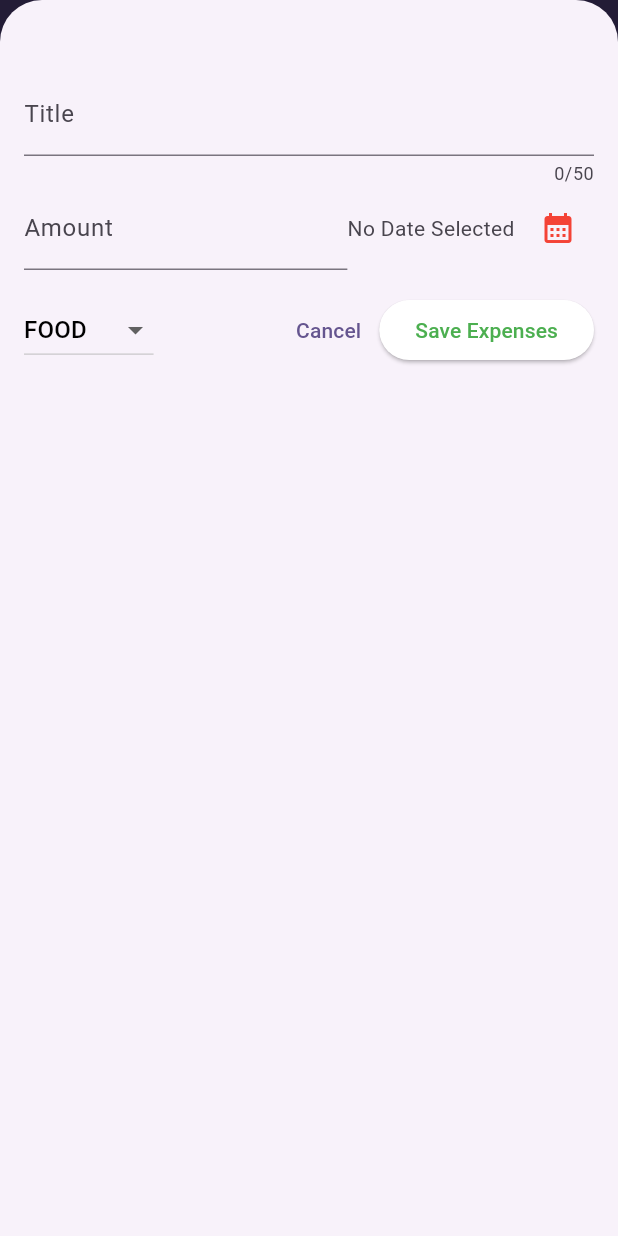
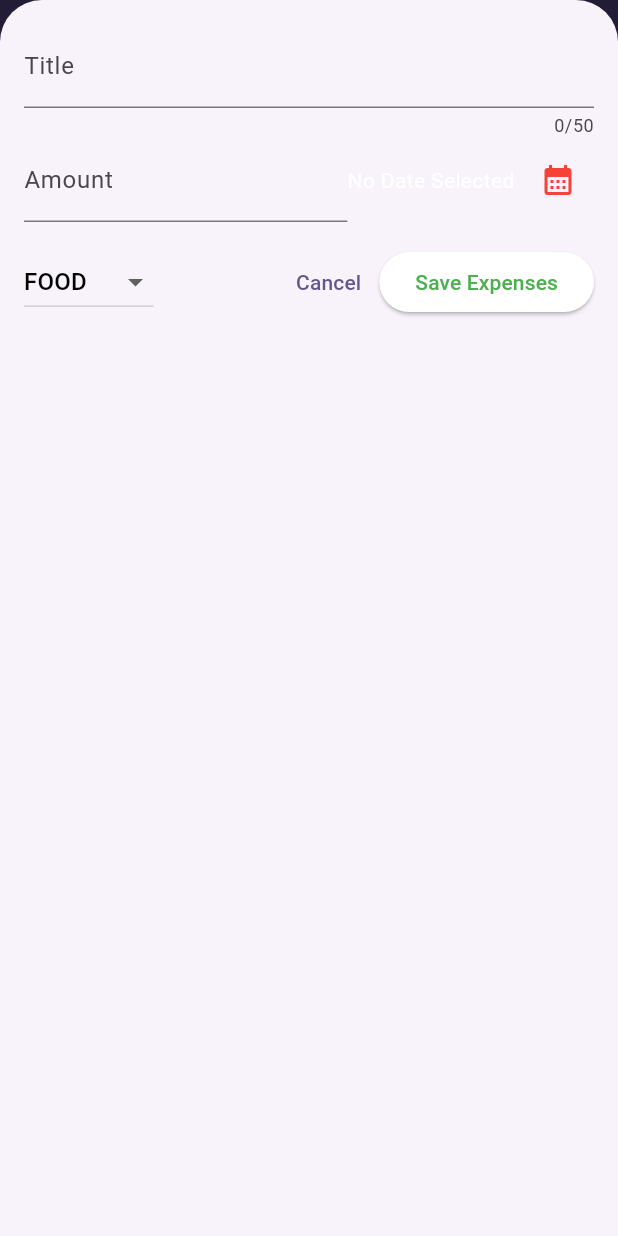
Before and after one commit to S-at-yam/Expense-Tracker, a Flutter app: the screen it shows after launch, after a tap on the "add" icon, on a phone screen of 412 x 824 dp. Run offline on Flutter 3.47's test engine with Material 3 defaults, Android fonts, the phone set to English and light mode, and no system bars.

Commit message:
added responsiveness, Finally completed

```diff
--- a/lib/main.dart
+++ b/lib/main.dart
@@ -63,7 +63,7 @@ void main() {
           bodyMedium: TextStyle(
             fontSize: 14,
             fontWeight: FontWeight.normal,
-            color: kColorScheme.onSurfaceVariant,
+            //color: kColorScheme.onSurfaceVariant,
           ),
         ),
         iconButtonTheme: IconButtonThemeData(
--- a/lib/widgets/chart/chart_bar.dart
+++ b/lib/widgets/chart/chart_bar.dart
@@ -1,5 +1,3 @@
-import 'dart:ui';
-
 import 'package:flutter/material.dart';
 
 class ChartBar extends StatelessWidget {
--- a/lib/widgets/expenses.dart
+++ b/lib/widgets/expenses.dart
@@ -58,6 +58,7 @@ class _ExpensesState extends State<Expenses> {
 
   void _overlayScreen() {
     showModalBottomSheet(
+      useSafeArea: true,
       context: context,
       builder: (ctx) => NewExpense(onAddExpense: addNewExpense),
       isScrollControlled: true,
@@ -66,6 +67,7 @@ class _ExpensesState extends State<Expenses> {
 
   @override
   Widget build(BuildContext context) {
+    final width = MediaQuery.of(context).size.width;
     Widget mainContent = Center(
       child: Text('No expenses found, Try adding one!'),
     );
@@ -89,9 +91,18 @@ class _ExpensesState extends State<Expenses> {
         ],
         //backgroundColor: const Color.fromARGB(226, 114, 12, 4),
       ),
-      body: Column(
+      body:
+          width < 600
+              ? Column(
                 children: [
                   Chart(expenses: _registeredExpenses),
+                  const SizedBox(height: 5),
+                  Expanded(child: mainContent),
+                ],
+              )
+              : Row(
+                children: [
+                  Expanded(child: Chart(expenses: _registeredExpenses)),
                   const SizedBox(height: 5),
                   Expanded(child: mainContent),
                 ],
--- a/lib/widgets/new_expense.dart
+++ b/lib/widgets/new_expense.dart
@@ -76,14 +76,23 @@ class _NewExpenseState extends State<NewExpense> {
 
   @override
   Widget build(BuildContext context) {
+    final keyboardSpace = MediaQuery.of(context).viewInsets.bottom;
     return Padding(
-      padding: const EdgeInsets.fromLTRB(16, 48, 16, 16),
+      padding: EdgeInsets.fromLTRB(16, 16, 16, keyboardSpace + 16),
+      child: SizedBox(
+        width: double.infinity,
+        height: double.infinity,
+        child: SingleChildScrollView(
           child: Column(
             children: [
               TextField(
                 controller: _titleController,
-            decoration: InputDecoration(labelText: 'Title'),
+                decoration: InputDecoration(
+                  labelText: 'Title',
+                  fillColor: Colors.black,
+                ),
                 maxLength: 50,
+                style: TextStyle(color: Colors.black),
               ),
               //const SizedBox(height: 5),
               Row(
@@ -96,6 +105,7 @@ class _NewExpenseState extends State<NewExpense> {
                         prefixText: '\$ ',
                       ),
                       keyboardType: TextInputType.number,
+                      style: TextStyle(color: Colors.black),
                     ),
                   ),
                   Row(
@@ -161,6 +171,8 @@ class _NewExpenseState extends State<NewExpense> {
               ),
             ],
           ),
+        ),
+      ),
     );
   }
 }
```
Lines whose indentation alone changed are shown as unchanged.
